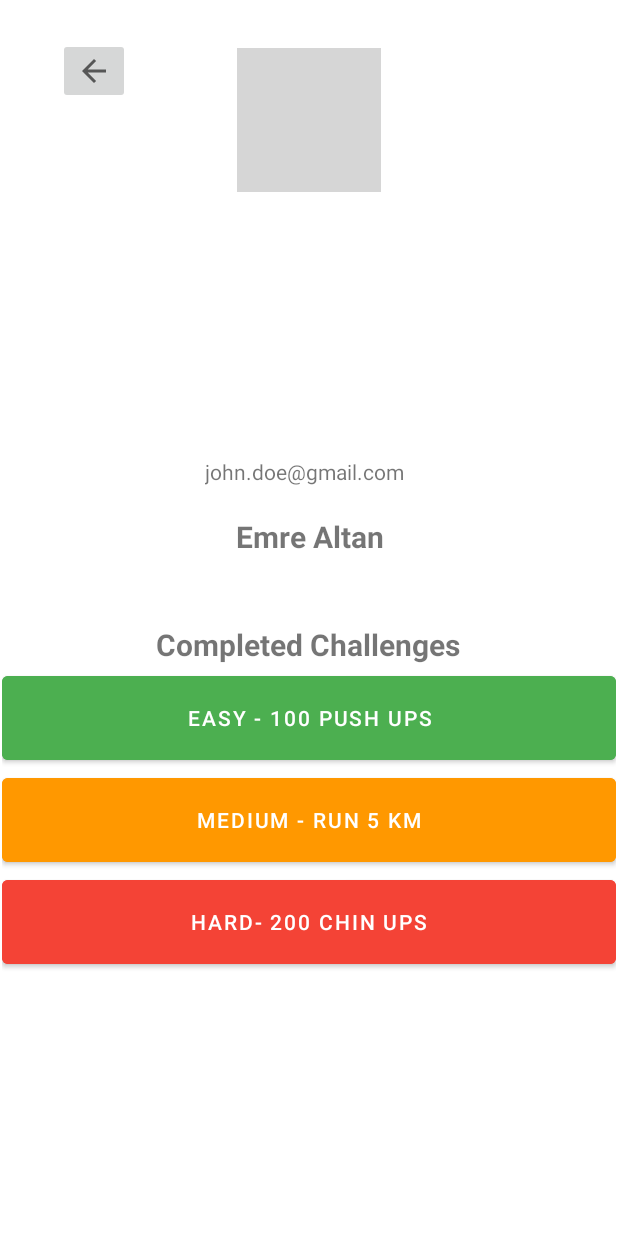
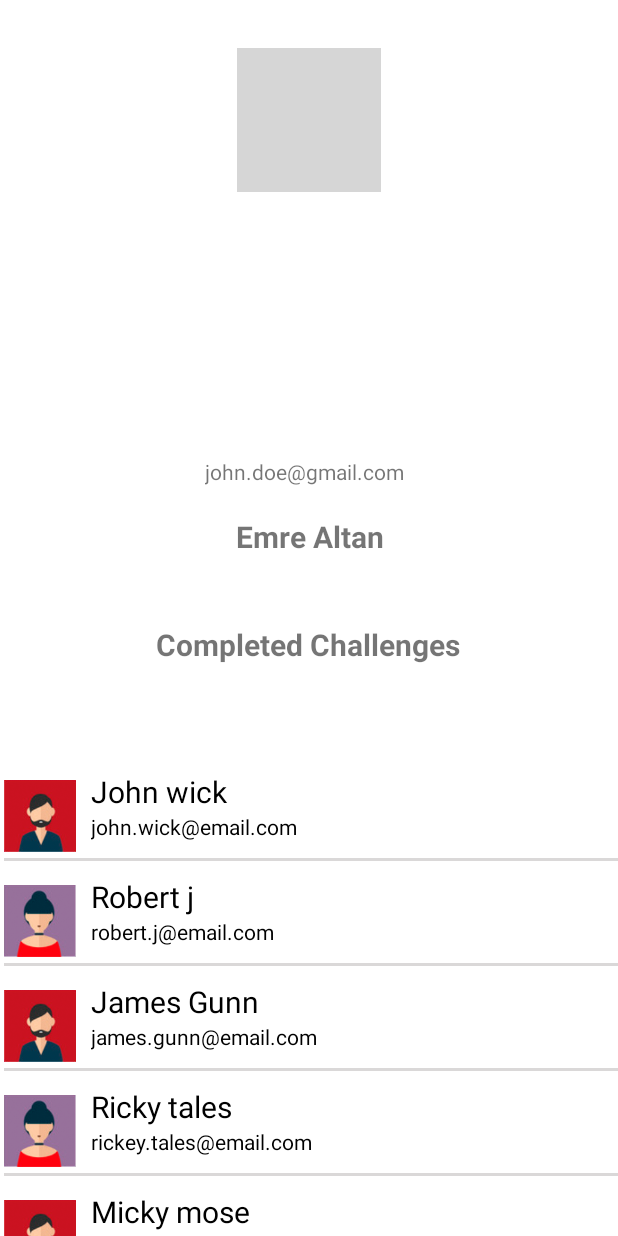
Before and after one commit to gabber235/BeSportive, an Android app: the MemberOverviewActivity screen opened directly, with no data from a screen before it, on a phone screen of 412 x 824 dp. Run offline under Robolectric (Android 15) with nearby library versions, the phone set to English and light mode, and no system bars; grey boxes are pictures that could not be loaded.

Commit message:
Added a recycleview for the membersoverview page

```diff
--- a/app/build.gradle
+++ b/app/build.gradle
@@ -40,7 +40,8 @@
     testImplementation 'junit:junit:4.13.2'
     androidTestImplementation 'androidx.test.ext:junit:1.1.5'
     androidTestImplementation 'androidx.test.espresso:espresso-core:3.5.1'
-
+    //Recyclerview
+    implementation 'androidx.recyclerview:recyclerview-selection:1.1.0'
     // Firebase
     implementation platform('com.google.firebase:firebase-bom:31.2.2')
     implementation 'com.google.firebase:firebase-analytics'
--- a/app/src/main/java/nl/tue/besportive/LeaderboardActivity.java
+++ b/app/src/main/java/nl/tue/besportive/LeaderboardActivity.java
@@ -19,6 +19,9 @@
         super.onCreate(savedInstanceState);
         binding = ActivityLeaderboardBinding.inflate(getLayoutInflater());
         setContentView(binding.getRoot());
+        //setting onclicklistener on memberButton
+        binding.memberOverviewButton.setOnClickListener(this::memberOverview);
+
         // Initialize and assign variable
         BottomNavigationView bottomNavigationView=findViewById(R.id.bottom_navigation);
 
--- /dev/null
+++ b/app/src/main/java/nl/tue/besportive/Member.java
@@ -0,0 +1,38 @@
+package nl.tue.besportive;
+
+public class Member {
+    String name;
+    String email;
+    int image;
+
+
+    public Member(String name, String email, int image) {
+        this.name = name;
+        this.email = email;
+        this.image = image;
+    }
+
+    public String getName() {
+        return name;
+    }
+
+    public void setName(String name) {
+        this.name = name;
+    }
+
+    public String getEmail() {
+        return email;
+    }
+
+    public void setEmail(String email) {
+        this.email = email;
+    }
+
+    public int getImage() {
+        return image;
+    }
+
+    public void setImage(int image) {
+        this.image = image;
+    }
+}
--- /dev/null
+++ b/app/src/main/java/nl/tue/besportive/MemberAdapter.java
@@ -0,0 +1,38 @@
+package nl.tue.besportive;
+import android.content.Context;
+import android.view.LayoutInflater;
+import android.view.ViewGroup;
+
+import java.util.List;
+
+import androidx.annotation.NonNull;
+import androidx.recyclerview.widget.RecyclerView;
+
+
+public class MemberAdapter extends RecyclerView.Adapter<MyViewHolder>{
+    Context context;
+    List<Member> items;
+
+    public MemberAdapter(Context context, List<Member> items) {
+        this.context = context;
+        this.items = items;
+    }
+
+    @NonNull
+    @Override
+    public MyViewHolder onCreateViewHolder(@NonNull  ViewGroup parent, int viewType) {
+        return new MyViewHolder(LayoutInflater.from(context).inflate(R.layout.member_view,parent,false));
+    }
+
+    @Override
+    public void onBindViewHolder(@NonNull  MyViewHolder holder, int position) {
+        holder.nameView.setText(items.get(position).getName());
+        holder.emailView.setText(items.get(position).getEmail());
+        holder.imageView.setImageResource(items.get(position).getImage());
+    }
+
+    @Override
+    public int getItemCount() {
+        return items.size();
+    }
+}
--- a/app/src/main/java/nl/tue/besportive/MemberOverviewActivity.java
+++ b/app/src/main/java/nl/tue/besportive/MemberOverviewActivity.java
@@ -3,6 +3,10 @@
 import android.content.Intent;
 import android.os.Bundle;
 import android.view.View;
+import androidx.recyclerview.widget.LinearLayoutManager;
+import androidx.recyclerview.widget.RecyclerView;
+import java.util.ArrayList;
+import java.util.List;
 
 import androidx.appcompat.app.AppCompatActivity;
 
@@ -16,6 +20,32 @@
         super.onCreate(savedInstanceState);
         binding = ActivityMemberOverviewBinding.inflate(getLayoutInflater());
         setContentView(binding.getRoot());
+        //Recyclerview in order to make a list of members
+        RecyclerView recyclerView = findViewById(R.id.recyclerview);
+        // Hardcoding Data to be pulled
+        List<Member> items = new ArrayList<Member>();
+        items.add(new Member("John wick","john.wick@email.com",R.drawable.a));
+        items.add(new Member("Robert j","robert.j@email.com",R.drawable.b));
+        items.add(new Member("James Gunn","james.gunn@email.com",R.drawable.a));
+        items.add(new Member("Ricky tales","rickey.tales@email.com",R.drawable.b));
+        items.add(new Member("Micky mose","mickey.mouse@email.com",R.drawable.a));
+        items.add(new Member("Pick War","pick.war@email.com",R.drawable.b));
+        items.add(new Member("Leg piece","leg.piece@email.com",R.drawable.a));
+        items.add(new Member("Apple Mac","apple.mac@email.com",R.drawable.b));
+        items.add(new Member("John wick","john.wick@email.com",R.drawable.a));
+        items.add(new Member("Robert j","robert.j@email.com",R.drawable.b));
+        items.add(new Member("James Gunn","james.gunn@email.com",R.drawable.a));
+        items.add(new Member("Ricky tales","rickey.tales@email.com",R.drawable.b));
+        items.add(new Member("Micky mose","mickey.mouse@email.com",R.drawable.a));
+        items.add(new Member("Pick War","pick.war@email.com",R.drawable.b));
+        items.add(new Member("Leg piece","leg.piece@email.com",R.drawable.a));
+        items.add(new Member("Apple Mac","apple.mac@email.com",R.drawable.b));
+
+
+
+
+        recyclerView.setLayoutManager(new LinearLayoutManager(this));
+        recyclerView.setAdapter(new MemberAdapter(getApplicationContext(),items));
     }
     private void leaderboard(View view) {
         startLeaderboardActivity();
--- /dev/null
+++ b/app/src/main/java/nl/tue/besportive/MyViewHolder.java
@@ -0,0 +1,21 @@
+package nl.tue.besportive;
+
+import android.media.Image;
+import android.view.View;
+import android.widget.ImageView;
+import android.widget.TextView;
+
+import androidx.annotation.NonNull;
+import androidx.recyclerview.widget.RecyclerView;
+
+public class MyViewHolder extends RecyclerView.ViewHolder {
+    ImageView imageView;
+    TextView nameView,emailView;
+
+    public MyViewHolder(@NonNull View itemView) {
+        super(itemView);
+        imageView = itemView.findViewById(R.id.imageview);
+        nameView = itemView.findViewById(R.id.name);
+        emailView = itemView.findViewById(R.id.email);
+    }
+}
--- a/app/src/main/res/layout/activity_leaderboard.xml
+++ b/app/src/main/res/layout/activity_leaderboard.xml
@@ -90,7 +90,7 @@
                     android:id="@+id/imageView8"
                     android:layout_width="47dp"
                     android:layout_height="45dp"
-                    tools:srcCompat="@tools:sample/avatars" />
+                    tools:srcCompat="@drawable/a" />
 
                 <LinearLayout
                     android:layout_width="128dp"
@@ -101,7 +101,7 @@
                         android:id="@+id/textView18"
                         android:layout_width="match_parent"
                         android:layout_height="31dp"
-                        android:text="John Doe"
+                        android:text="John wick"
                         android:textColor="#000000"
                         android:textStyle="bold" />
 
@@ -114,6 +114,12 @@
                         android:textSize="10sp"
                         android:textStyle="bold" />
                 </LinearLayout>
+
+                <Button
+                    android:id="@+id/memberOverviewButton"
+                    android:layout_width="wrap_content"
+                    android:layout_height="wrap_content"
+                    android:text="@string/go_to_member_text" />
 
             </TableRow>
 
@@ -175,12 +181,16 @@
     </LinearLayout>
 
     <com.google.android.material.bottomnavigation.BottomNavigationView
-        android:id="@+id/bottomNavigationView"
+        android:id="@+id/bottom_navigation"
         android:layout_width="match_parent"
         android:layout_height="wrap_content"
         app:layout_constraintBottom_toBottomOf="parent"
         app:layout_constraintEnd_toEndOf="parent"
         app:layout_constraintStart_toStartOf="parent"
-        app:menu="@menu/bottom_nav_menu" />
+        app:itemBackground="@color/orange_500"
+        app:itemIconTint="@drawable/selector"
+        app:itemTextColor="@drawable/selector"
+        app:menu="@menu/menu_navigation"
+        />
 
 </androidx.constraintlayout.widget.ConstraintLayout>
--- a/app/src/main/res/layout/activity_member_overview.xml
+++ b/app/src/main/res/layout/activity_member_overview.xml
@@ -5,20 +5,6 @@
     android:layout_width="match_parent"
     android:layout_height="match_parent"
     tools:context=".MemberOverviewActivity">
-
-    <ImageButton
-        android:id="@+id/imageButton2"
-        android:layout_width="wrap_content"
-        android:layout_height="wrap_content"
-        android:layout_marginStart="27dp"
-        android:layout_marginTop="25dp"
-        android:layout_marginEnd="60dp"
-        android:layout_marginBottom="155dp"
-        app:layout_constraintBottom_toTopOf="@+id/textView8"
-        app:layout_constraintEnd_toStartOf="@+id/imageView3"
-        app:layout_constraintStart_toStartOf="parent"
-        app:layout_constraintTop_toTopOf="parent"
-        app:srcCompat="?attr/actionModeCloseDrawable" />
 
     <ImageView
         android:id="@+id/imageView"
@@ -86,47 +72,17 @@
         app:layout_constraintStart_toStartOf="parent"
         app:layout_constraintTop_toBottomOf="@+id/textView6" />
 
-    <LinearLayout
+    <RelativeLayout
         android:layout_width="409dp"
         android:layout_height="320dp"
-        android:layout_marginStart="1dp"
-        android:layout_marginTop="1dp"
-        android:layout_marginEnd="1dp"
-        android:orientation="vertical"
-        app:layout_constraintEnd_toEndOf="parent"
-        app:layout_constraintStart_toStartOf="parent"
-        app:layout_constraintTop_toBottomOf="@+id/textView9">
+        app:layout_constraintBottom_toBottomOf="parent"
+        app:layout_constraintEnd_toEndOf="parent">
 
-        <Button
-            android:id="@+id/button13"
-            android:layout_width="match_parent"
-            android:layout_height="68dp"
-            android:backgroundTint="#4CAF50"
-            android:text="Easy - 100 Push ups" />
-
-        <Space
+        <androidx.recyclerview.widget.RecyclerView
+            android:id="@+id/recyclerview"
             android:layout_width="match_parent"
             android:layout_height="wrap_content" />
+    </RelativeLayout>
 
-        <Button
-            android:id="@+id/button16"
-            android:layout_width="match_parent"
-            android:layout_height="68dp"
-            android:backgroundTint="#FF9800"
-            android:text="Medium - Run 5 KM"
-            app:iconTint="#FFFFFF" />
-
-        <Space
-            android:layout_width="match_parent"
-            android:layout_height="wrap_content" />
-
-        <Button
-            android:id="@+id/button17"
-            android:layout_width="match_parent"
-            android:layout_height="68dp"
-            android:backgroundTint="#F44336"
-            android:text="HARD- 200 Chin ups"
-            android:textAlignment="center" />
-    </LinearLayout>
 
 </androidx.constraintlayout.widget.ConstraintLayout>
--- /dev/null
+++ b/app/src/main/res/layout/member_view.xml
@@ -0,0 +1,42 @@
+<?xml version="1.0" encoding="utf-8"?>
+<RelativeLayout xmlns:android="http://schemas.android.com/apk/res/android"
+    android:layout_width="match_parent"
+    android:layout_height="wrap_content"
+    android:layout_marginTop="10dp"
+    xmlns:tools="http://schemas.android.com/tools">
+
+    <ImageView
+        android:layout_width="48dp"
+        android:layout_height="48dp"
+        android:id="@+id/imageview"
+        android:layout_marginRight="10dp"
+        android:layout_centerVertical="true"
+        />
+
+    <TextView
+        android:layout_width="match_parent"
+        android:layout_height="wrap_content"
+        android:id="@+id/name"
+        android:layout_toEndOf="@id/imageview"
+        android:textColor="@color/black"
+        android:textSize="20dp"
+        tools:text="Name"/>
+
+    <TextView
+        android:layout_width="match_parent"
+        android:layout_height="wrap_content"
+        android:id="@+id/email"
+        android:layout_toEndOf="@id/imageview"
+        android:layout_below="@id/name"
+        android:textColor="@color/black"
+        tools:text="emial@email.com"/>
+
+    <LinearLayout
+        android:layout_width="match_parent"
+        android:layout_height="2dp"
+        android:layout_below="@id/imageview"
+        android:layout_marginTop="10dp"
+        android:background="#DAD8D8"/>
+
+
+</RelativeLayout>
--- a/app/src/main/res/values/strings.xml
+++ b/app/src/main/res/values/strings.xml
@@ -31,4 +31,5 @@
     <string name="invite_members_code">3NAB0</string>
     <string name="done_button_text">Done</string>
     <string name="feedHeaderText">Feed</string>
+    <string name="go_to_member_text">Go to member</string>
 </resources>
```
Also changed, not shown: app/src/main/res/drawable/a.png (added), app/src/main/res/drawable/b.png (added).
